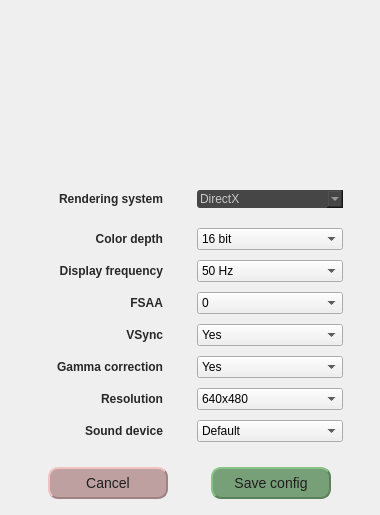
agudpp/CordobaZombie, file src/engine/resources_config_dialog/CbaZombieConfigDialog.ui: the form before one commit.
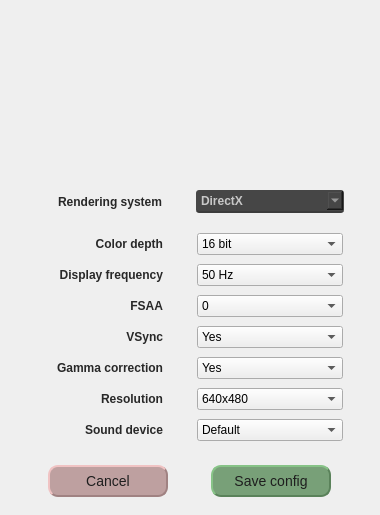
The form after the commit. Icons and pictures are not drawn.

Commit message:
ResourcesConfigWindow: fixed changing frequencies issue.
Available display frequencies now get updated every time the resolution
is changed by the user. See MantisBT issue #344 for details.

Patch:
```diff
--- a/src/engine/resources_config_dialog/CbaZombieConfigDialog.ui
+++ b/src/engine/resources_config_dialog/CbaZombieConfigDialog.ui
@@ -38,7 +38,7 @@
    <string>CbaZombieConfigDialog</string>
   </property>
   <property name="autoFillBackground">
-   <bool>true</bool>
+   <bool>false</bool>
   </property>
   <property name="styleSheet">
    <string notr="true">QWidget#CbaZombieConfigDialog {
@@ -116,15 +116,21 @@
      <item>
       <widget class="QComboBox" name="renderSystem">
        <property name="sizePolicy">
-        <sizepolicy hsizetype="Preferred" vsizetype="Fixed">
+        <sizepolicy hsizetype="Fixed" vsizetype="Fixed">
          <horstretch>0</horstretch>
          <verstretch>0</verstretch>
         </sizepolicy>
        </property>
+       <property name="minimumSize">
+        <size>
+         <width>150</width>
+         <height>25</height>
+        </size>
+       </property>
        <property name="maximumSize">
         <size>
-         <width>146</width>
-         <height>16777215</height>
+         <width>150</width>
+         <height>25</height>
         </size>
        </property>
        <property name="cursor">
@@ -135,8 +141,13 @@
        </property>
        <property name="styleSheet">
         <string notr="true">QComboBox#renderSystem {
+	font-weight: bold;
+	margin: 1px;
+	border: 0px solid black;
+	border-bottom-width: 2px;
+	border-bottom-color: rgb(60,60,60);
     border-radius: 3px;
-    padding: 1px 18px 1px 3px;
+    padding: 2px 2px 1px 5px;
     color: rgb(200,200,200);
     background-color: rgb(70,70,70);
     list-background-color:red;
```
Left out of the diff: 3 changed lines with no effect on the pictures. The commit also changes 3 other files.
